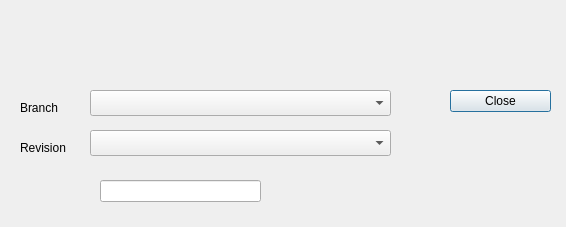
The window that tao/history_dialog.ui (c3d/tao3D) describes before a commit, drawn with Qt 5.
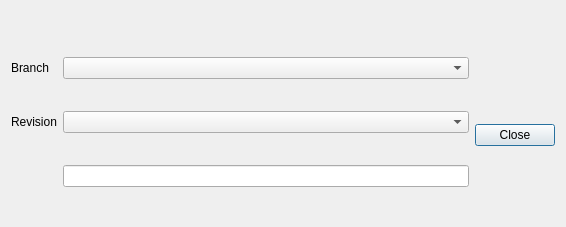
The same window after the commit. Custom widgets are drawn as their Qt base class.

Commit message:
Add layouts to all dialog boxes of "Share" menu. Fix clone bug. Refs #286, #284.
Fixes clone bug: project cloned in invalid location (likely a
regression of commit:bbca371).

Diff of the .ui file:
```diff
--- a/tao/history_dialog.ui
+++ b/tao/history_dialog.ui
@@ -13,37 +13,9 @@
   <property name="windowTitle">
    <string>History</string>
   </property>
-  <widget class="QDialogButtonBox" name="buttonBox">
-   <property name="geometry">
-    <rect>
-     <x>450</x>
-     <y>90</y>
-     <width>101</width>
-     <height>101</height>
-    </rect>
-   </property>
-   <property name="layoutDirection">
-    <enum>Qt::RightToLeft</enum>
-   </property>
-   <property name="orientation">
-    <enum>Qt::Vertical</enum>
-   </property>
-   <property name="standardButtons">
-    <set>QDialogButtonBox::Close</set>
-   </property>
-   <property name="centerButtons">
-    <bool>false</bool>
-   </property>
-  </widget>
+  <layout class="QVBoxLayout" name="verticalLayout_2">
+   <item>
   <widget class="QLabel" name="msg">
-   <property name="geometry">
-    <rect>
-     <x>20</x>
-     <y>20</y>
-     <width>531</width>
-     <height>61</height>
-    </rect>
-   </property>
    <property name="text">
     <string>&lt;Message&gt;</string>
    </property>
@@ -54,62 +26,72 @@
     <bool>true</bool>
    </property>
   </widget>
+   </item>
+   <item>
+    <layout class="QHBoxLayout" name="horizontalLayout">
+     <item>
+      <layout class="QGridLayout" name="gridLayout">
+       <item row="0" column="0">
   <widget class="QLabel" name="branchLabel">
-   <property name="geometry">
-    <rect>
-     <x>20</x>
-     <y>100</y>
-     <width>62</width>
-     <height>16</height>
-    </rect>
-   </property>
    <property name="text">
     <string>Branch</string>
    </property>
   </widget>
-  <widget class="Tao::BranchSelectionComboBox" name="branchCombo">
-   <property name="geometry">
-    <rect>
-     <x>90</x>
-     <y>90</y>
-     <width>301</width>
-     <height>26</height>
-    </rect>
-   </property>
-  </widget>
-  <widget class="Tao::CommitSelectionComboBox" name="revCombo">
-   <property name="geometry">
-    <rect>
-     <x>90</x>
-     <y>130</y>
-     <width>301</width>
-     <height>26</height>
-    </rect>
-   </property>
-  </widget>
+       </item>
+       <item row="0" column="1">
+        <widget class="Tao::BranchSelectionComboBox" name="branchCombo"/>
+       </item>
+       <item row="1" column="0">
   <widget class="QLabel" name="revLabel">
-   <property name="geometry">
-    <rect>
-     <x>20</x>
-     <y>140</y>
-     <width>62</width>
-     <height>16</height>
-    </rect>
-   </property>
    <property name="text">
     <string>Revision</string>
    </property>
   </widget>
-  <widget class="QLineEdit" name="revEdit">
-   <property name="geometry">
-    <rect>
-     <x>100</x>
-     <y>180</y>
-     <width>161</width>
-     <height>22</height>
-    </rect>
-   </property>
-  </widget>
+       </item>
+       <item row="1" column="1">
+        <widget class="Tao::CommitSelectionComboBox" name="revCombo"/>
+       </item>
+       <item row="2" column="1">
+        <widget class="QLineEdit" name="revEdit"/>
+       </item>
+      </layout>
+     </item>
+     <item>
+      <layout class="QVBoxLayout" name="verticalLayout">
+       <item>
+        <spacer name="verticalSpacer">
+         <property name="orientation">
+          <enum>Qt::Vertical</enum>
+         </property>
+         <property name="sizeHint" stdset="0">
+          <size>
+           <width>20</width>
+           <height>40</height>
+          </size>
+         </property>
+        </spacer>
+       </item>
+       <item>
+        <widget class="QDialogButtonBox" name="buttonBox">
+         <property name="layoutDirection">
+          <enum>Qt::RightToLeft</enum>
+         </property>
+         <property name="orientation">
+          <enum>Qt::Vertical</enum>
+         </property>
+         <property name="standardButtons">
+          <set>QDialogButtonBox::Close</set>
+         </property>
+         <property name="centerButtons">
+          <bool>false</bool>
+         </property>
+        </widget>
+       </item>
+      </layout>
+     </item>
+    </layout>
+   </item>
+  </layout>
  </widget>
  <customwidgets>
   <customwidget>
```
Lines whose indentation alone changed are shown as unchanged. The commit also changes 11 other files.
